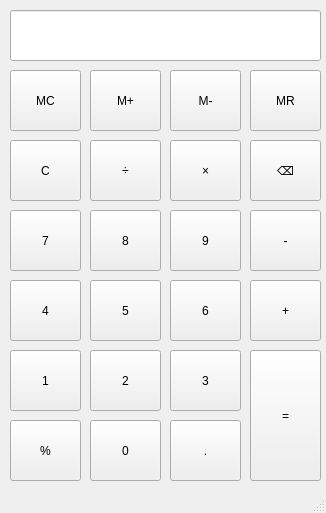
Floraluke/Qt_github, file MyNotepad/mainwindow.ui: the form before one commit.
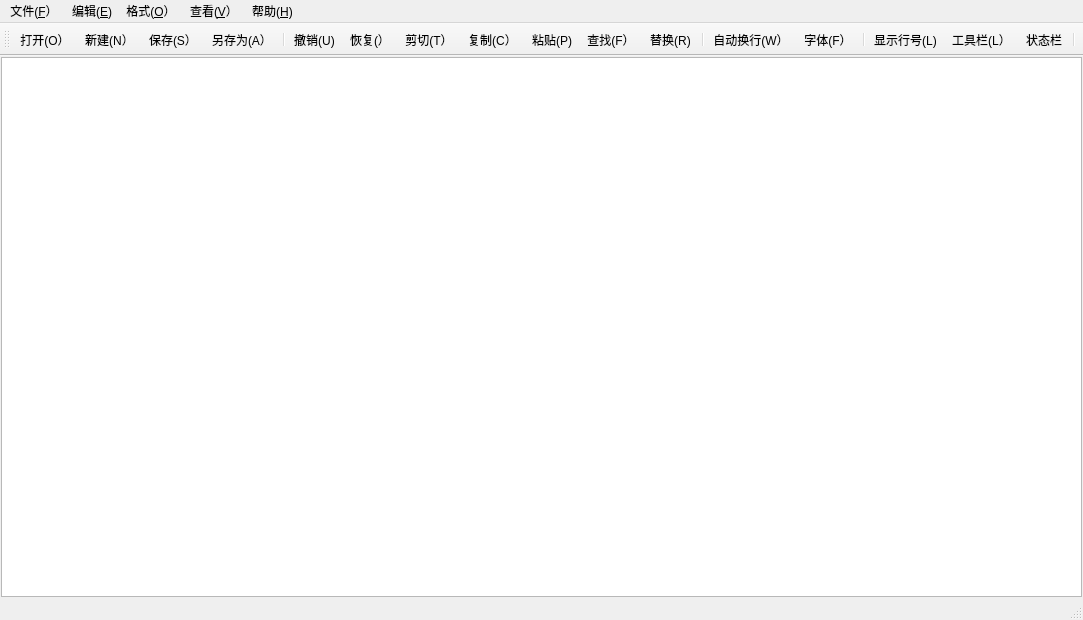
The form after the commit. Icons and pictures are not drawn.

Commit message: 添加完整的MyNotepad文本编辑器项目

What changed in the file:
```diff
--- a/MyNotepad/mainwindow.ui
+++ b/MyNotepad/mainwindow.ui
@@ -6,8 +6,8 @@
    <rect>
     <x>0</x>
     <y>0</y>
-    <width>326</width>
-    <height>513</height>
+    <width>1083</width>
+    <height>620</height>
    </rect>
   </property>
   <property name="windowTitle">
@@ -17,474 +17,460 @@
    <string>                                                                                  </string>
   </property>
   <widget class="QWidget" name="centralwidget">
-   <widget class="QPushButton" name="pushButton_1">
-    <property name="geometry">
-     <rect>
-      <x>10</x>
-      <y>350</y>
-      <width>71</width>
-      <height>61</height>
-     </rect>
+   <layout class="QHBoxLayout" name="horizontalLayout">
+    <property name="spacing">
+     <number>0</number>
     </property>
-    <property name="sizePolicy">
-     <sizepolicy hsizetype="Expanding" vsizetype="Preferred">
-      <horstretch>0</horstretch>
-      <verstretch>0</verstretch>
-     </sizepolicy>
+    <property name="leftMargin">
+     <number>1</number>
     </property>
-    <property name="text">
-     <string>1</string>
+    <property name="topMargin">
+     <number>1</number>
     </property>
-   </widget>
-   <widget class="QPushButton" name="pushButton_6">
-    <property name="geometry">
-     <rect>
-      <x>170</x>
-      <y>280</y>
-      <width>71</width>
-      <height>61</height>
-     </rect>
+    <property name="rightMargin">
+     <number>1</number>
     </property>
-    <property name="sizePolicy">
-     <sizepolicy hsizetype="Expanding" vsizetype="Preferred">
-      <horstretch>0</horstretch>
-      <verstretch>0</verstretch>
-     </sizepolicy>
+    <property name="bottomMargin">
+     <number>1</number>
     </property>
-    <property name="text">
-     <string>6</string>
-    </property>
-   </widget>
-   <widget class="QPushButton" name="pushButton_9">
-    <property name="geometry">
-     <rect>
-      <x>170</x>
-      <y>210</y>
-      <width>71</width>
-      <height>61</height>
-     </rect>
-    </property>
-    <property name="sizePolicy">
-     <sizepolicy hsizetype="Expanding" vsizetype="Preferred">
-      <horstretch>0</horstretch>
-      <verstretch>0</verstretch>
-     </sizepolicy>
-    </property>
-    <property name="text">
-     <string>9</string>
-    </property>
-   </widget>
-   <widget class="QPushButton" name="pushButton_subtract">
-    <property name="geometry">
-     <rect>
-      <x>250</x>
-      <y>210</y>
-      <width>71</width>
-      <height>61</height>
-     </rect>
-    </property>
-    <property name="sizePolicy">
-     <sizepolicy hsizetype="Expanding" vsizetype="Preferred">
-      <horstretch>0</horstretch>
-      <verstretch>0</verstretch>
-     </sizepolicy>
-    </property>
-    <property name="text">
-     <string>-</string>
-    </property>
-   </widget>
-   <widget class="QPushButton" name="pushButton_2">
-    <property name="geometry">
-     <rect>
-      <x>90</x>
-      <y>350</y>
-      <width>71</width>
-      <height>61</height>
-     </rect>
-    </property>
-    <property name="sizePolicy">
-     <sizepolicy hsizetype="Expanding" vsizetype="Preferred">
-      <horstretch>0</horstretch>
-      <verstretch>0</verstretch>
-     </sizepolicy>
-    </property>
-    <property name="text">
-     <string>2</string>
-    </property>
-   </widget>
-   <widget class="QPushButton" name="pushButton_clear">
-    <property name="geometry">
-     <rect>
-      <x>10</x>
-      <y>140</y>
-      <width>71</width>
-      <height>61</height>
-     </rect>
-    </property>
-    <property name="sizePolicy">
-     <sizepolicy hsizetype="Expanding" vsizetype="Preferred">
-      <horstretch>0</horstretch>
-      <verstretch>0</verstretch>
-     </sizepolicy>
-    </property>
-    <property name="text">
-     <string>C</string>
-    </property>
-   </widget>
-   <widget class="QPushButton" name="pushButton_8">
-    <property name="geometry">
-     <rect>
-      <x>90</x>
-      <y>210</y>
-      <width>71</width>
-      <height>61</height>
-     </rect>
-    </property>
-    <property name="sizePolicy">
-     <sizepolicy hsizetype="Expanding" vsizetype="Preferred">
-      <horstretch>0</horstretch>
-      <verstretch>0</verstretch>
-     </sizepolicy>
-    </property>
-    <property name="text">
-     <string>8</string>
-    </property>
-   </widget>
-   <widget class="QPushButton" name="pushButton_3">
-    <property name="geometry">
-     <rect>
-      <x>170</x>
-      <y>350</y>
-      <width>71</width>
-      <height>61</height>
-     </rect>
-    </property>
-    <property name="sizePolicy">
-     <sizepolicy hsizetype="Expanding" vsizetype="Preferred">
-      <horstretch>0</horstretch>
-      <verstretch>0</verstretch>
-     </sizepolicy>
-    </property>
-    <property name="text">
-     <string>3</string>
-    </property>
-   </widget>
-   <widget class="QPushButton" name="pushButton_5">
-    <property name="geometry">
-     <rect>
-      <x>90</x>
-      <y>280</y>
-      <width>71</width>
-      <height>61</height>
-     </rect>
-    </property>
-    <property name="sizePolicy">
-     <sizepolicy hsizetype="Expanding" vsizetype="Preferred">
-      <horstretch>0</horstretch>
-      <verstretch>0</verstretch>
-     </sizepolicy>
-    </property>
-    <property name="text">
-     <string>5</string>
-    </property>
-   </widget>
-   <widget class="QPushButton" name="pushButton_divide">
-    <property name="geometry">
-     <rect>
-      <x>90</x>
-      <y>140</y>
-      <width>71</width>
-      <height>61</height>
-     </rect>
-    </property>
-    <property name="sizePolicy">
-     <sizepolicy hsizetype="Expanding" vsizetype="Preferred">
-      <horstretch>0</horstretch>
-      <verstretch>0</verstretch>
-     </sizepolicy>
-    </property>
-    <property name="text">
-     <string>÷</string>
-    </property>
-   </widget>
-   <widget class="QPushButton" name="pushButton_4">
-    <property name="geometry">
-     <rect>
-      <x>10</x>
-      <y>280</y>
-      <width>71</width>
-      <height>61</height>
-     </rect>
-    </property>
-    <property name="sizePolicy">
-     <sizepolicy hsizetype="Expanding" vsizetype="Preferred">
-      <horstretch>0</horstretch>
-      <verstretch>0</verstretch>
-     </sizepolicy>
-    </property>
-    <property name="text">
-     <string>4</string>
-    </property>
-   </widget>
-   <widget class="QPushButton" name="pushButton_backspace">
-    <property name="geometry">
-     <rect>
-      <x>250</x>
-      <y>140</y>
-      <width>71</width>
-      <height>61</height>
-     </rect>
-    </property>
-    <property name="sizePolicy">
-     <sizepolicy hsizetype="Expanding" vsizetype="Preferred">
-      <horstretch>0</horstretch>
-      <verstretch>0</verstretch>
-     </sizepolicy>
-    </property>
-    <property name="text">
-     <string>⌫</string>
-    </property>
-   </widget>
-   <widget class="QPushButton" name="pushButton_add">
-    <property name="geometry">
-     <rect>
-      <x>250</x>
-      <y>280</y>
-      <width>71</width>
-      <height>61</height>
-     </rect>
-    </property>
-    <property name="sizePolicy">
-     <sizepolicy hsizetype="Expanding" vsizetype="Preferred">
-      <horstretch>0</horstretch>
-      <verstretch>0</verstretch>
-     </sizepolicy>
-    </property>
-    <property name="text">
-     <string>+</string>
-    </property>
-   </widget>
-   <widget class="QPushButton" name="pushButton_multiply">
-    <property name="geometry">
-     <rect>
-      <x>170</x>
-      <y>140</y>
-      <width>71</width>
-      <height>61</height>
-     </rect>
-    </property>
-    <property name="sizePolicy">
-     <sizepolicy hsizetype="Expanding" vsizetype="Preferred">
-      <horstretch>0</horstretch>
-      <verstretch>0</verstretch>
-     </sizepolicy>
-    </property>
-    <property name="text">
-     <string>×</string>
-    </property>
-   </widget>
-   <widget class="QPushButton" name="pushButton_0">
-    <property name="geometry">
-     <rect>
-      <x>90</x>
-      <y>420</y>
-      <width>71</width>
-      <height>61</height>
-     </rect>
-    </property>
-    <property name="sizePolicy">
-     <sizepolicy hsizetype="Expanding" vsizetype="Preferred">
-      <horstretch>0</horstretch>
-      <verstretch>0</verstretch>
-     </sizepolicy>
-    </property>
-    <property name="text">
-     <string>0</string>
-    </property>
-   </widget>
-   <widget class="QPushButton" name="pushButton_7">
-    <property name="geometry">
-     <rect>
-      <x>10</x>
-      <y>210</y>
-      <width>71</width>
-      <height>61</height>
-     </rect>
-    </property>
-    <property name="sizePolicy">
-     <sizepolicy hsizetype="Expanding" vsizetype="Preferred">
-      <horstretch>0</horstretch>
-      <verstretch>0</verstretch>
-     </sizepolicy>
-    </property>
-    <property name="text">
-     <string>7</string>
-    </property>
-   </widget>
-   <widget class="QPushButton" name="pushButton_equal">
-    <property name="geometry">
-     <rect>
-      <x>250</x>
-      <y>350</y>
-      <width>71</width>
-      <height>131</height>
-     </rect>
-    </property>
-    <property name="sizePolicy">
-     <sizepolicy hsizetype="Expanding" vsizetype="Preferred">
-      <horstretch>0</horstretch>
-      <verstretch>0</verstretch>
-     </sizepolicy>
-    </property>
-    <property name="text">
-     <string>=</string>
-    </property>
-   </widget>
-   <widget class="QPushButton" name="pushButton_point">
-    <property name="geometry">
-     <rect>
-      <x>170</x>
-      <y>420</y>
-      <width>71</width>
-      <height>61</height>
-     </rect>
-    </property>
-    <property name="sizePolicy">
-     <sizepolicy hsizetype="Expanding" vsizetype="Preferred">
-      <horstretch>0</horstretch>
-      <verstretch>0</verstretch>
-     </sizepolicy>
-    </property>
-    <property name="text">
-     <string>.</string>
-    </property>
-   </widget>
-   <widget class="QPushButton" name="pushButton_percent">
-    <property name="geometry">
-     <rect>
-      <x>10</x>
-      <y>420</y>
-      <width>71</width>
-      <height>61</height>
-     </rect>
-    </property>
-    <property name="sizePolicy">
-     <sizepolicy hsizetype="Expanding" vsizetype="Preferred">
-      <horstretch>0</horstretch>
-      <verstretch>0</verstretch>
-     </sizepolicy>
-    </property>
-    <property name="text">
-     <string>%</string>
-    </property>
-   </widget>
-   <widget class="QPushButton" name="pushButton_MC">
-    <property name="geometry">
-     <rect>
-      <x>10</x>
-      <y>70</y>
-      <width>71</width>
-      <height>61</height>
-     </rect>
-    </property>
-    <property name="sizePolicy">
-     <sizepolicy hsizetype="Expanding" vsizetype="Preferred">
-      <horstretch>0</horstretch>
-      <verstretch>0</verstretch>
-     </sizepolicy>
-    </property>
-    <property name="text">
-     <string>MC</string>
-    </property>
-   </widget>
-   <widget class="QPushButton" name="pushButton_MR">
-    <property name="geometry">
-     <rect>
-      <x>250</x>
-      <y>70</y>
-      <width>71</width>
-      <height>61</height>
-     </rect>
-    </property>
-    <property name="sizePolicy">
-     <sizepolicy hsizetype="Expanding" vsizetype="Preferred">
-      <horstretch>0</horstretch>
-      <verstretch>0</verstretch>
-     </sizepolicy>
-    </property>
-    <property name="text">
-     <string>MR</string>
-    </property>
-   </widget>
-   <widget class="QPushButton" name="pushButton_Mplus">
-    <property name="geometry">
-     <rect>
-      <x>90</x>
-      <y>70</y>
-      <width>71</width>
-      <height>61</height>
-     </rect>
-    </property>
-    <property name="sizePolicy">
-     <sizepolicy hsizetype="Expanding" vsizetype="Preferred">
-      <horstretch>0</horstretch>
-      <verstretch>0</verstretch>
-     </sizepolicy>
-    </property>
-    <property name="text">
-     <string>M+</string>
-    </property>
-   </widget>
-   <widget class="QPushButton" name="pushButton_Mminus">
-    <property name="geometry">
-     <rect>
-      <x>170</x>
-      <y>70</y>
-      <width>71</width>
-      <height>61</height>
-     </rect>
-    </property>
-    <property name="sizePolicy">
-     <sizepolicy hsizetype="Expanding" vsizetype="Preferred">
-      <horstretch>0</horstretch>
-      <verstretch>0</verstretch>
-     </sizepolicy>
-    </property>
-    <property name="text">
-     <string>M-</string>
-    </property>
-   </widget>
-   <widget class="QLineEdit" name="lineEdit_display">
-    <property name="geometry">
-     <rect>
-      <x>10</x>
-      <y>10</y>
-      <width>311</width>
-      <height>51</height>
-     </rect>
-    </property>
-    <property name="sizePolicy">
-     <sizepolicy hsizetype="Expanding" vsizetype="Preferred">
-      <horstretch>0</horstretch>
-      <verstretch>0</verstretch>
-     </sizepolicy>
-    </property>
-    <property name="alignment">
-     <set>Qt::AlignmentFlag::AlignRight|Qt::AlignmentFlag::AlignTrailing|Qt::AlignmentFlag::AlignVCenter</set>
-    </property>
-   </widget>
+    <item>
+     <widget class="QPlainTextEdit" name="TextEdit"/>
+    </item>
+   </layout>
   </widget>
   <widget class="QMenuBar" name="menubar">
    <property name="geometry">
     <rect>
      <x>0</x>
      <y>0</y>
-     <width>326</width>
+     <width>1083</width>
      <height>25</height>
     </rect>
    </property>
+   <widget class="QMenu" name="menu">
+    <property name="title">
+     <string>文件(&amp;F）</string>
+    </property>
+    <addaction name="actionNew"/>
+    <addaction name="action_O"/>
+    <addaction name="action_S"/>
+    <addaction name="action_A"/>
+    <addaction name="separator"/>
+    <addaction name="action_X"/>
+   </widget>
+   <widget class="QMenu" name="menu_2">
+    <property name="title">
+     <string>编辑(&amp;E)</string>
+    </property>
+    <addaction name="action_Z"/>
+    <addaction name="action_Shift_Z"/>
+    <addaction name="action_X_2"/>
+    <addaction name="action_C"/>
+    <addaction name="action_V"/>
+    <addaction name="action_F"/>
+    <addaction name="action_R"/>
+    <addaction name="separator"/>
+    <addaction name="action_A_2"/>
+   </widget>
+   <widget class="QMenu" name="menu_O">
+    <property name="title">
+     <string>格式(&amp;O）</string>
+    </property>
+    <addaction name="action_W"/>
+    <addaction name="action_L"/>
+    <addaction name="action_F_2"/>
+    <addaction name="action_3"/>
+    <addaction name="separator"/>
+    <addaction name="action_4"/>
+    <addaction name="action_5"/>
+   </widget>
+   <widget class="QMenu" name="menu_V">
+    <property name="title">
+     <string>查看(&amp;V）</string>
+    </property>
+    <addaction name="action_L_2"/>
+    <addaction name="action_7"/>
+   </widget>
+   <widget class="QMenu" name="menu_H">
+    <property name="title">
+     <string>帮助(&amp;H)</string>
+    </property>
+    <addaction name="action_A_3"/>
+   </widget>
+   <addaction name="menu"/>
+   <addaction name="menu_2"/>
+   <addaction name="menu_O"/>
+   <addaction name="menu_V"/>
+   <addaction name="menu_H"/>
   </widget>
   <widget class="QStatusBar" name="statusbar"/>
+  <widget class="QToolBar" name="toolBar">
+   <property name="windowTitle">
+    <string>toolBar</string>
+   </property>
+   <attribute name="toolBarArea">
+    <enum>TopToolBarArea</enum>
+   </attribute>
+   <attribute name="toolBarBreak">
+    <bool>false</bool>
+   </attribute>
+   <addaction name="action_O"/>
+   <addaction name="actionNew"/>
+   <addaction name="action_S"/>
+   <addaction name="action_A"/>
+   <addaction name="separator"/>
+   <addaction name="action_Z"/>
+   <addaction name="action_Shift_Z"/>
+   <addaction name="action_X_2"/>
+   <addaction name="action_C"/>
+   <addaction name="action_V"/>
+   <addaction name="action_F"/>
+   <addaction name="action_R"/>
+   <addaction name="separator"/>
+   <addaction name="action_W"/>
+   <addaction name="action_F_2"/>
+   <addaction name="separator"/>
+   <addaction name="action_L"/>
+   <addaction name="action_L_2"/>
+   <addaction name="action_7"/>
+   <addaction name="separator"/>
+  </widget>
+  <action name="actionNew">
+   <property name="icon">
+    <iconset resource="notepad.qrc">
+     <normaloff>:/image/invoice-text-plus-outline.png</normaloff>:/image/invoice-text-plus-outline.png</iconset>
+   </property>
+   <property name="text">
+    <string>新建(&amp;N）</string>
+   </property>
+   <property name="toolTip">
+    <string>新建</string>
+   </property>
+   <property name="shortcut">
+    <string>Ctrl+N</string>
+   </property>
+   <property name="menuRole">
+    <enum>QAction::MenuRole::NoRole</enum>
+   </property>
+  </action>
+  <action name="action_O">
+   <property name="icon">
+    <iconset resource="notepad.qrc">
+     <normaloff>:/image/folder-open-outline.png</normaloff>:/image/folder-open-outline.png</iconset>
+   </property>
+   <property name="text">
+    <string>打开(&amp;O）</string>
+   </property>
+   <property name="toolTip">
+    <string>打开</string>
+   </property>
+   <property name="shortcut">
+    <string>Ctrl+O</string>
+   </property>
+   <property name="menuRole">
+    <enum>QAction::MenuRole::NoRole</enum>
+   </property>
+  </action>
+  <action name="action_S">
+   <property name="icon">
+    <iconset resource="notepad.qrc">
+     <normaloff>:/image/content-save-check-outline.png</normaloff>:/image/content-save-check-outline.png</iconset>
+   </property>
+   <property name="text">
+    <string>保存(&amp;S）</string>
+   </property>
+   <property name="toolTip">
+    <string>保存</string>
+   </property>
+   <property name="shortcut">
+    <string>Ctrl+S</string>
+   </property>
+   <property name="menuRole">
+    <enum>QAction::MenuRole::NoRole</enum>
+   </property>
+  </action>
+  <action name="action_A">
+   <property name="icon">
+    <iconset resource="notepad.qrc">
+     <normaloff>:/image/content-save-move.png</normaloff>:/image/content-save-move.png</iconset>
+   </property>
+   <property name="text">
+    <string>另存为(A）</string>
+   </property>
+   <property name="toolTip">
+    <string>另存为</string>
+   </property>
+   <property name="menuRole">
+    <enum>QAction::MenuRole::NoRole</enum>
+   </property>
+  </action>
+  <action name="action_X">
+   <property name="text">
+    <string>退出(E)</string>
+   </property>
+   <property name="toolTip">
+    <string>退出</string>
+   </property>
+   <property name="shortcut">
+    <string>Ctrl+X</string>
+   </property>
+   <property name="menuRole">
+    <enum>QAction::MenuRole::NoRole</enum>
+   </property>
+  </action>
+  <action name="action_Z">
+   <property name="icon">
+    <iconset resource="notepad.qrc">
+     <normaloff>:/image/reply-outline.png</normaloff>:/image/reply-outline.png</iconset>
+   </property>
+   <property name="text">
+    <string>撤销(U)</string>
+   </property>
+   <property name="toolTip">
+    <string>撤销</string>
+   </property>
+   <property name="shortcut">
+    <string>Ctrl+Z</string>
+   </property>
+   <property name="menuRole">
+    <enum>QAction::MenuRole::NoRole</enum>
+   </property>
+  </action>
+  <action name="action_Shift_Z">
+   <property name="icon">
+    <iconset resource="notepad.qrc">
+     <normaloff>:/image/share-outline.png</normaloff>:/image/share-outline.png</iconset>
+   </property>
+   <property name="text">
+    <string>恢复(）</string>
+   </property>
+   <property name="toolTip">
+    <string>恢复</string>
+   </property>
+   <property name="shortcut">
+    <string>Ctrl+Shift+Z</string>
+   </property>
+   <property name="menuRole">
+    <enum>QAction::MenuRole::NoRole</enum>
+   </property>
+  </action>
+  <action name="action_X_2">
+   <property name="icon">
+    <iconset resource="notepad.qrc">
+     <normaloff>:/image/content-cut.png</normaloff>:/image/content-cut.png</iconset>
+   </property>
+   <property name="text">
+    <string>剪切(T）</string>
+   </property>
+   <property name="toolTip">
+    <string>剪切</string>
+   </property>
+   <property name="shortcut">
+    <string>Ctrl+X</string>
+   </property>
+   <property name="menuRole">
+    <enum>QAction::MenuRole::NoRole</enum>
+   </property>
+  </action>
+  <action name="action_C">
+   <property name="icon">
+    <iconset resource="notepad.qrc">
+     <normaloff>:/image/content-copy.png</normaloff>:/image/content-copy.png</iconset>
+   </property>
+   <property name="text">
+    <string>复制(C）</string>
+   </property>
+   <property name="toolTip">
+    <string>复制</string>
+   </property>
+   <property name="shortcut">
+    <string>Ctrl+C</string>
+   </property>
+   <property name="menuRole">
+    <enum>QAction::MenuRole::NoRole</enum>
+   </property>
+  </action>
+  <action name="action_V">
+   <property name="icon">
+    <iconset resource="notepad.qrc">
+     <normaloff>:/image/content-paste.png</normaloff>:/image/content-paste.png</iconset>
+   </property>
+   <property name="text">
+    <string>粘贴(P)</string>
+   </property>
+   <property name="toolTip">
+    <string>粘贴</string>
+   </property>
+   <property name="shortcut">
+    <string>Ctrl+V</string>
+   </property>
+   <property name="menuRole">
+    <enum>QAction::MenuRole::NoRole</enum>
+   </property>
+  </action>
+  <action name="action_F">
+   <property name="icon">
+    <iconset resource="notepad.qrc">
+     <normaloff>:/image/file-find-outline.png</normaloff>:/image/file-find-outline.png</iconset>
+   </property>
+   <property name="text">
+    <string>查找(F）</string>
+   </property>
+   <property name="toolTip">
+    <string>查找</string>
+   </property>
+   <property name="shortcut">
+    <string>Ctrl+F</string>
+   </property>
+   <property name="menuRole">
+    <enum>QAction::MenuRole::NoRole</enum>
+   </property>
+  </action>
+  <action name="action_R">
+   <property name="icon">
+    <iconset resource="notepad.qrc">
+     <normaloff>:/image/replace.png</normaloff>:/image/replace.png</iconset>
+   </property>
+   <property name="text">
+    <string>替换(R)</string>
+   </property>
+   <property name="toolTip">
+    <string>替换</string>
+   </property>
+   <property name="shortcut">
+    <string>Ctrl+H</string>
+   </property>
+   <property name="menuRole">
+    <enum>QAction::MenuRole::NoRole</enum>
+   </property>
+  </action>
+  <action name="action_A_2">
+   <property name="text">
+    <string>全选(&amp;A）</string>
+   </property>
+   <property name="toolTip">
+    <string>全选</string>
+   </property>
+   <property name="shortcut">
+    <string>Ctrl+A</string>
+   </property>
+   <property name="menuRole">
+    <enum>QAction::MenuRole::NoRole</enum>
+   </property>
+  </action>
+  <action name="action_W">
+   <property name="icon">
+    <iconset resource="notepad.qrc">
+     <normaloff>:/image/keyboard-return.png</normaloff>:/image/keyboard-return.png</iconset>
+   </property>
+   <property name="text">
+    <string>自动换行(W）</string>
+   </property>
+   <property name="toolTip">
+    <string>自动换行</string>
+   </property>
+   <property name="menuRole">
+    <enum>QAction::MenuRole::NoRole</enum>
+   </property>
+  </action>
+  <action name="action_L">
+   <property name="icon">
+    <iconset resource="notepad.qrc">
+     <normaloff>:/image/format-list-numbered.png</normaloff>:/image/format-list-numbered.png</iconset>
+   </property>
+   <property name="text">
+    <string>显示行号(L)</string>
+   </property>
+   <property name="shortcut">
+    <string>Ctrl+L</string>
+   </property>
+   <property name="menuRole">
+    <enum>QAction::MenuRole::NoRole</enum>
+   </property>
+  </action>
+  <action name="action_F_2">
+   <property name="icon">
+    <iconset resource="notepad.qrc">
+     <normaloff>:/image/format-size.png</normaloff>:/image/format-size.png</iconset>
+   </property>
+   <property name="text">
+    <string>字体(F）</string>
+   </property>
+   <property name="menuRole">
+    <enum>QAction::MenuRole::NoRole</enum>
+   </property>
+  </action>
+  <action name="action_3">
+   <property name="text">
+    <string>字体颜色</string>
+   </property>
+   <property name="toolTip">
+    <string>字体颜色</string>
+   </property>
+   <property name="menuRole">
+    <enum>QAction::MenuRole::NoRole</enum>
+   </property>
+  </action>
+  <action name="action_4">
+   <property name="text">
+    <string>字体背景色</string>
+   </property>
+   <property name="toolTip">
+    <string>字体背景色</string>
+   </property>
+   <property name="menuRole">
+    <enum>QAction::MenuRole::NoRole</enum>
+   </property>
+  </action>
+  <action name="action_5">
+   <property name="text">
+    <string>编辑器背景色</string>
+   </property>
+   <property name="toolTip">
+    <string>编辑器背景色</string>
+   </property>
+   <property name="menuRole">
+    <enum>QAction::MenuRole::NoRole</enum>
+   </property>
+  </action>
+  <action name="action_L_2">
+   <property name="icon">
+    <iconset resource="notepad.qrc">
+     <normaloff>:/image/tools.png</normaloff>:/image/tools.png</iconset>
+   </property>
+   <property name="text">
+    <string>工具栏(L）</string>
+   </property>
+   <property name="menuRole">
+    <enum>QAction::MenuRole::NoRole</enum>
+   </property>
+  </action>
+  <action name="action_7">
+   <property name="icon">
+    <iconset resource="notepad.qrc">
+     <normaloff>:/image/list-status.png</normaloff>:/image/list-status.png</iconset>
+   </property>
+   <property name="text">
+    <string>状态栏</string>
+   </property>
+   <property name="toolTip">
+    <string>状态栏</string>
+   </property>
+   <property name="menuRole">
+    <enum>QAction::MenuRole::NoRole</enum>
+   </property>
+  </action>
+  <action name="action_A_3">
+   <property name="text">
+    <string>关于(A）</string>
+   </property>
+   <property name="toolTip">
+    <string>关于(A）</string>
+   </property>
+   <property name="menuRole">
+    <enum>QAction::MenuRole::NoRole</enum>
+   </property>
+  </action>
  </widget>
  <resources/>
  <connections/>
```
Left out of the diff: 7 changed lines with no effect on the pictures. The commit also changes 12 other files.
